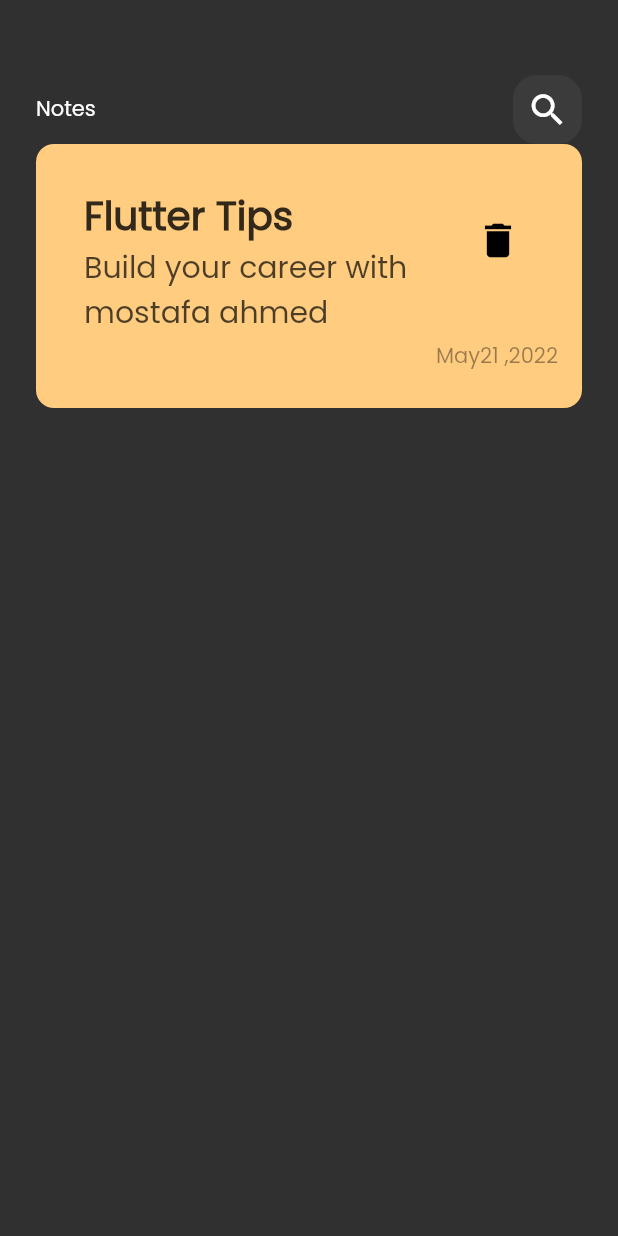
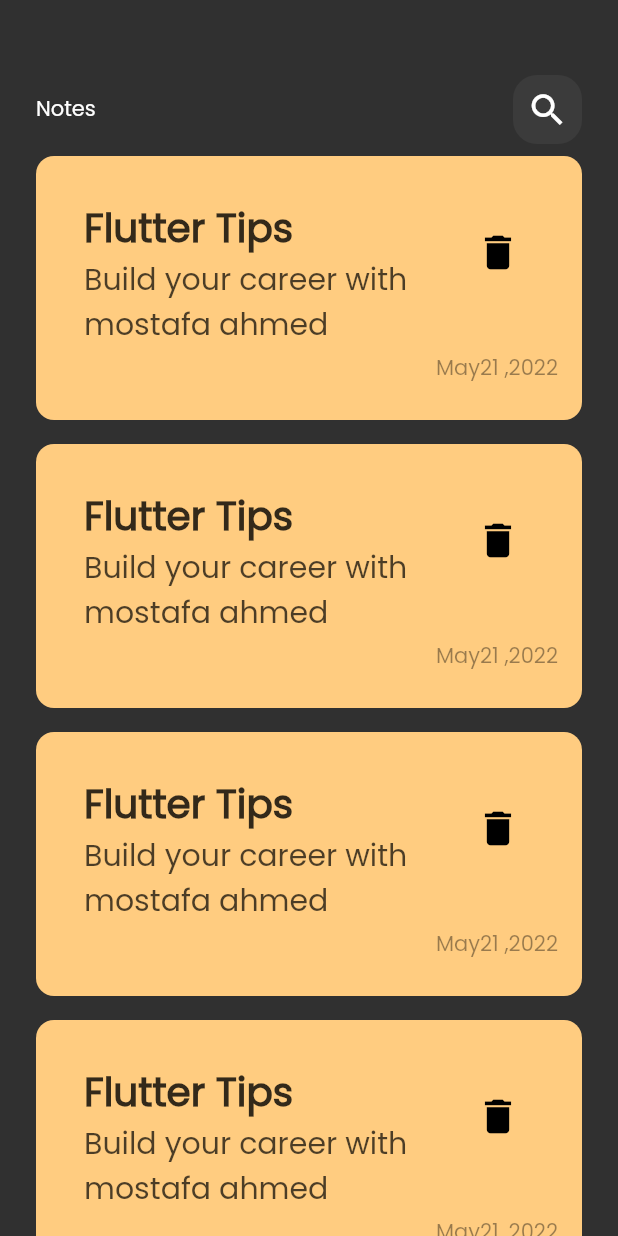
Before and after one commit to Mostafaelashhab/note-x, a Flutter app: the screen it shows after launch, on a phone screen of 412 x 824 dp. Run offline on Flutter 3.47's test engine with Material 2 defaults, Android fonts, the phone set to English and light mode, and no system bars.

Commit message:
notes_list_view

```diff
--- a/lib/views/notes_view.dart
+++ b/lib/views/notes_view.dart
@@ -1,5 +1,5 @@
 import 'package:flutter/material.dart';
-import 'package:note/views/widgets/notesViewBody.dart';
+import 'package:note/views/widgets/notes_view_body.dart';
 
 class NotesView extends StatelessWidget {
   const NotesView({super.key});
--- a/lib/views/widgets/notesViewBody.dart
+++ b/lib/views/widgets/custom_note_item.dart
@@ -1,23 +1,4 @@
 import 'package:flutter/material.dart';
-import 'CustomAppBar.dart';
-
-class NotesViewBody extends StatelessWidget {
-  const NotesViewBody({super.key});
-
-  @override
-  Widget build(BuildContext context) {
-    return const Padding(
-      padding: EdgeInsets.symmetric(horizontal: 24),
-      child: Column(children: [
-        SizedBox(
-          height: 50,
-        ),
-        CustomAppBar(),
-        NoteItem(),
-      ]),
-    );
-  }
-}
 
 class NoteItem extends StatelessWidget {
   const NoteItem({super.key});
@@ -27,7 +8,8 @@ class NoteItem extends StatelessWidget {
     return Container(
       padding: const EdgeInsets.only(top: 24, bottom: 24, left: 16, right: 16),
       decoration: BoxDecoration(
-          color: Color(0xffffcc80), borderRadius: BorderRadius.circular(12)),
+          color: const Color(0xffffcc80),
+          borderRadius: BorderRadius.circular(12)),
       child: Column(
         crossAxisAlignment: CrossAxisAlignment.end,
         children: [
--- /dev/null
+++ b/lib/views/widgets/notes_list_view.dart
@@ -0,0 +1,16 @@
+import 'package:flutter/material.dart';
+import 'package:note/views/widgets/custom_note_item.dart';
+
+class NoteListView extends StatelessWidget {
+  const NoteListView({super.key});
+
+  @override
+  Widget build(BuildContext context) {
+    return ListView.builder(itemBuilder: (context, index) {
+      return const Padding(
+        padding: EdgeInsets.symmetric(vertical: 8),
+        child: NoteItem(),
+      );
+    });
+  }
+}
--- /dev/null
+++ b/lib/views/widgets/notes_view_body.dart
@@ -0,0 +1,23 @@
+import 'package:flutter/material.dart';
+import 'CustomAppBar.dart';
+import 'notes_list_view.dart';
+
+class NotesViewBody extends StatelessWidget {
+  const NotesViewBody({super.key});
+
+  @override
+  Widget build(BuildContext context) {
+    return const Padding(
+      padding: EdgeInsets.symmetric(horizontal: 24),
+      child: Column(
+        children: [
+          SizedBox(
+            height: 50,
+          ),
+          CustomAppBar(),
+          Expanded(child: NoteListView()),
+        ],
+      ),
+    );
+  }
+}
```
